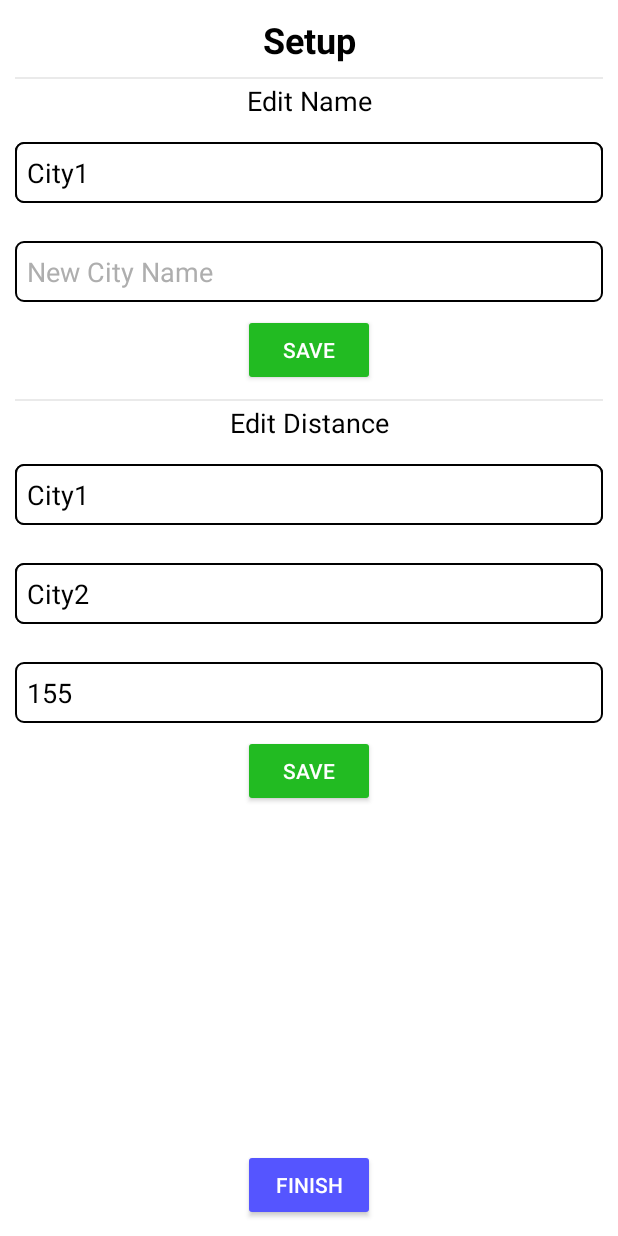
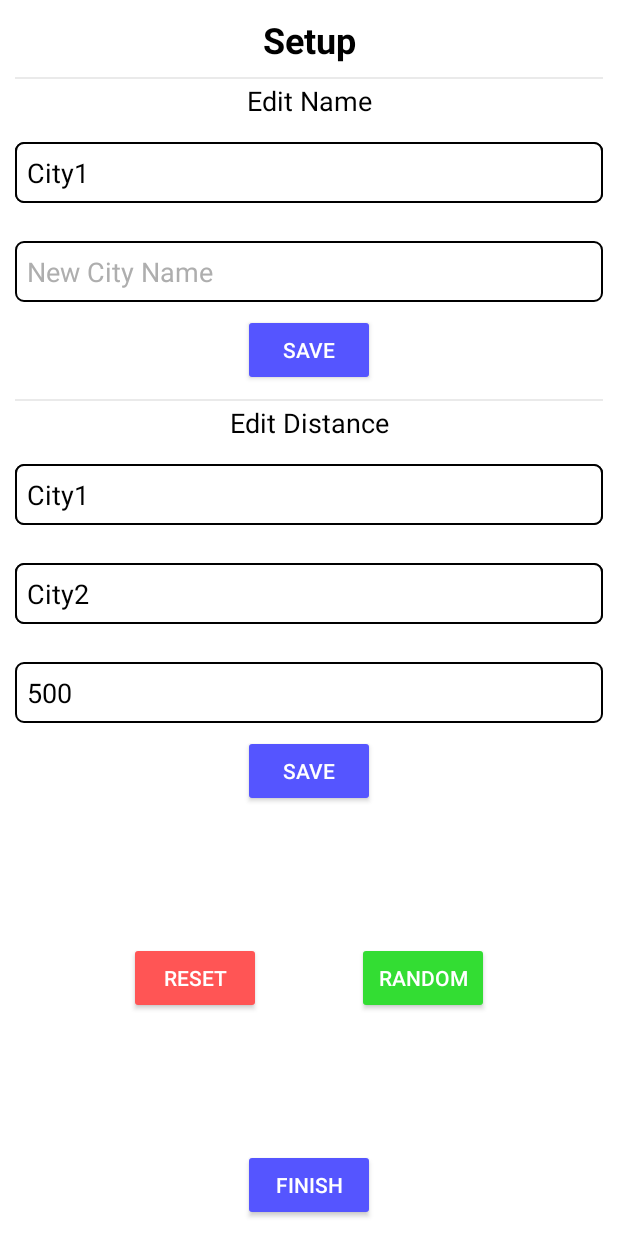
Before and after one commit to Szomti/FindPath, an Android app: the screen it shows after launch (MainActivity), on a phone screen of 412 x 824 dp. Run offline under Robolectric (Android 15) with nearby library versions, the phone set to English and light mode, and no system bars.

Commit message:
Classes etc.

```diff
--- /dev/null
+++ b/app/src/main/java/com/example/findpath/CitiesHelper.kt
@@ -0,0 +1,26 @@
+package com.example.findpath
+
+class CitiesHelper {
+
+    fun distanceInit(graph: MutableList<String>): MutableList<MutableList<Int>> {
+        val size = graph.size
+        val tempGraph: MutableList<MutableList<Int>> = MutableList(size) {MutableList(size) {500}}
+        for (i in 0 until size){
+            tempGraph[i][i] = 0
+        }
+        println(tempGraph)
+        return tempGraph
+    }
+
+    fun randomDistance(graph: MutableList<MutableList<Int>>): MutableList<MutableList<Int>>{
+        val graphSize = graph.size
+        for(i in 0 until graphSize){
+            for(j in 0 until graphSize){
+                val randomDistance = (25..200).random()
+                graph[i][j] = randomDistance
+                graph[j][i] = randomDistance
+            }
+        }
+        return graph
+    }
+}
--- a/app/src/main/java/com/example/findpath/MainActivity.kt
+++ b/app/src/main/java/com/example/findpath/MainActivity.kt
@@ -1,11 +1,6 @@
 package com.example.findpath
 
-import android.graphics.Bitmap
-import android.graphics.Canvas
-import android.graphics.Color
 import android.os.Bundle
-import android.os.Environment
-import android.provider.MediaStore
 import android.view.View
 import android.widget.AdapterView
 import android.widget.ArrayAdapter
@@ -13,9 +8,6 @@ import android.widget.Toast
 import androidx.appcompat.app.AppCompatActivity
 import com.example.findpath.databinding.ActivityMainBinding
 import com.example.findpath.databinding.ActivitySetupBinding
-import java.io.File
-import java.io.FileOutputStream
-
 
 class MainActivity : AppCompatActivity() {
     override fun onCreate(savedInstanceState: Bundle?) {
@@ -25,7 +17,7 @@ class MainActivity : AppCompatActivity() {
         setContentView(setup.root)
 
         val citiesList = generateDefaultList()
-        val graph: MutableList<MutableList<Int>> = graphDistanceInit(citiesList.size)
+        var graph: MutableList<MutableList<Int>> = CitiesHelper().distanceInit(citiesList)
 
         setupListsInit(setup, citiesList)
 
@@ -36,6 +28,14 @@ class MainActivity : AppCompatActivity() {
         main.mainGoToSetup.setOnClickListener {
             setupListsInit(setup, citiesList)
             setContentView(setup.root)
+        }
+
+        setup.setupResetBtn.setOnClickListener {
+            graph = CitiesHelper().distanceInit(citiesList)
+        }
+
+        setup.setupRandomBtn.setOnClickListener {
+            graph = CitiesHelper().randomDistance(graph)
         }
 
         setup.setupSaveCityNameChange.setOnClickListener {
@@ -114,32 +114,10 @@ class MainActivity : AppCompatActivity() {
         }
 
         main.mainSave.setOnClickListener {
-            val screenshot = takeScreenshotOfView(main.root, main.root.height, main.root.width)
+            val screenshot = Screenshot().takeScreenshotOfView(main.root, main.root.height, main.root.width)
             val screenshotTime = System.currentTimeMillis()
-            saveImage(screenshot, screenshotTime.toString())
+            Screenshot().saveImage(screenshot, screenshotTime.toString(), contentResolver)
         }
-    }
-
-    private fun graphDistanceInit(size: Int): MutableList<MutableList<Int>> {
-        var tempGraph: MutableList<MutableList<Int>> = MutableList(size) {MutableList(size) {500}}
-        tempGraph = randomDistance(tempGraph)
-        for (i in 0 until size){
-            tempGraph[i][i] = 0
-        }
-        println(tempGraph)
-        return tempGraph
-    }
-
-    private fun randomDistance(graph: MutableList<MutableList<Int>>): MutableList<MutableList<Int>>{
-        val graphSize = graph.size
-        for(i in 0 until graphSize){
-            for(j in 0 until graphSize){
-                val randomDistance = (25..200).random()
-                graph[i][j] = randomDistance
-                graph[j][i] = randomDistance
-            }
-        }
-        return graph
     }
 
     private fun setupListsInit(setup: ActivitySetupBinding, list: MutableList<String>) {
@@ -164,43 +142,4 @@ class MainActivity : AppCompatActivity() {
         }
         return generatedList
     }
-
-    private fun takeScreenshotOfView(view: View, height: Int, width: Int): Bitmap {
-        val bitmap = Bitmap.createBitmap(width, height, Bitmap.Config.ARGB_8888)
-        val canvas = Canvas(bitmap)
-        val bgDrawable = view.background
-        if (bgDrawable != null) {
-            bgDrawable.draw(canvas)
-        } else {
-            canvas.drawColor(Color.WHITE)
-        }
-        view.draw(canvas)
-        return bitmap
-    }
-
-    private fun saveImage(finalBitmap: Bitmap, imageName: String) {
-        val root = Environment.getExternalStoragePublicDirectory(Environment.DIRECTORY_PICTURES).toString()
-        val myDir = File(root)
-        myDir.mkdirs()
-        val fileName = "screenshot-$imageName.jpg"
-        val file = File(myDir, fileName)
-        if (file.exists()) {
-            println("File with that name exists")
-            return
-        }
-        try {
-            val out = FileOutputStream(file)
-            finalBitmap.compress(Bitmap.CompressFormat.JPEG, 100, out)
-            MediaStore.Images.Media.insertImage(
-                contentResolver,
-                finalBitmap,
-                imageName,
-                "Image of $imageName"
-            )
-            out.flush()
-            out.close()
-        } catch (e: Exception) {
-            e.printStackTrace()
-        }
-    }
 }
--- a/app/src/main/res/layout/activity_setup.xml
+++ b/app/src/main/res/layout/activity_setup.xml
@@ -67,7 +67,7 @@
         android:layout_width="wrap_content"
         android:layout_height="wrap_content"
         android:text="@string/setupSaveCityNameChange"
-        android:backgroundTint="#FF22BB22"
+        android:backgroundTint="#FF5555FF"
         app:layout_constraintLeft_toLeftOf="parent"
         app:layout_constraintRight_toRightOf="parent"
         app:layout_constraintTop_toBottomOf="@+id/setupCityNameEdit"/>
@@ -130,10 +130,34 @@
         android:layout_width="wrap_content"
         android:layout_height="wrap_content"
         android:text="@string/setupSaveCityDistanceChange"
-        android:backgroundTint="#FF22BB22"
+        android:backgroundTint="#FF5555FF"
         app:layout_constraintLeft_toLeftOf="parent"
         app:layout_constraintRight_toRightOf="parent"
         app:layout_constraintTop_toBottomOf="@+id/setupDistanceBetweenCitiesChange"/>
+
+    <Button
+        android:id="@+id/setupResetBtn"
+        android:layout_width="wrap_content"
+        android:layout_height="wrap_content"
+        android:text="@string/setupResetBtn"
+        android:backgroundTint="#FFFF5555"
+        app:layout_constraintHorizontal_bias="0.25"
+        app:layout_constraintTop_toBottomOf="@id/setupSaveCityDistanceChange"
+        app:layout_constraintLeft_toLeftOf="parent"
+        app:layout_constraintRight_toRightOf="parent"
+        app:layout_constraintBottom_toTopOf="@id/setupFinishBtn"/>
+
+    <Button
+        android:id="@+id/setupRandomBtn"
+        android:layout_width="wrap_content"
+        android:layout_height="wrap_content"
+        android:text="@string/setupRandomBtn"
+        android:backgroundTint="#FF33DD33"
+        app:layout_constraintHorizontal_bias="0.75"
+        app:layout_constraintTop_toBottomOf="@id/setupSaveCityDistanceChange"
+        app:layout_constraintLeft_toLeftOf="parent"
+        app:layout_constraintRight_toRightOf="parent"
+        app:layout_constraintBottom_toTopOf="@id/setupFinishBtn"/>
 
     <Button
         android:id="@+id/setupFinishBtn"
--- a/app/src/main/res/values/strings.xml
+++ b/app/src/main/res/values/strings.xml
@@ -8,6 +8,8 @@
     <string name="setupDistanceHeader">Edit Distance</string>
     <string name="setupDistanceBetweenCitiesChange">Distance</string>
     <string name="setupSaveCityDistanceChange">Save</string>
+    <string name="setupResetBtn">Reset</string>
+    <string name="setupRandomBtn">Random</string>
     <string name="setupFinishBtn">Finish</string>
 
     <string name="mainHeader">Home</string>
```
Also changed, not shown: app/src/main/java/com/example/findpath/Screenshot.kt (added, +52 -0 lines).
